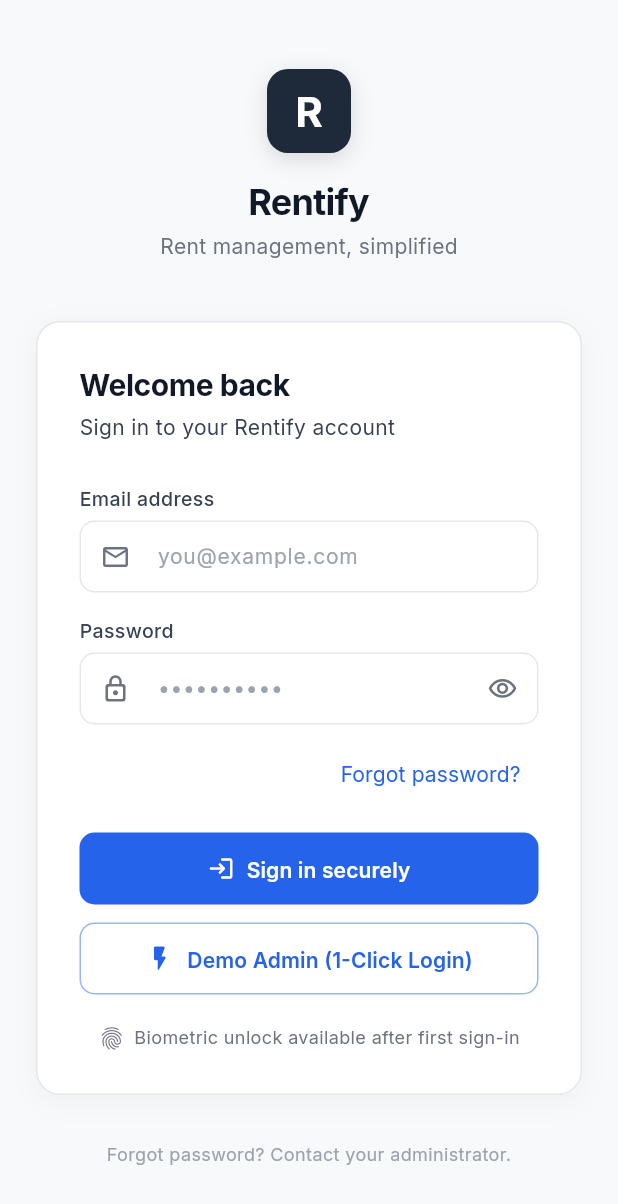
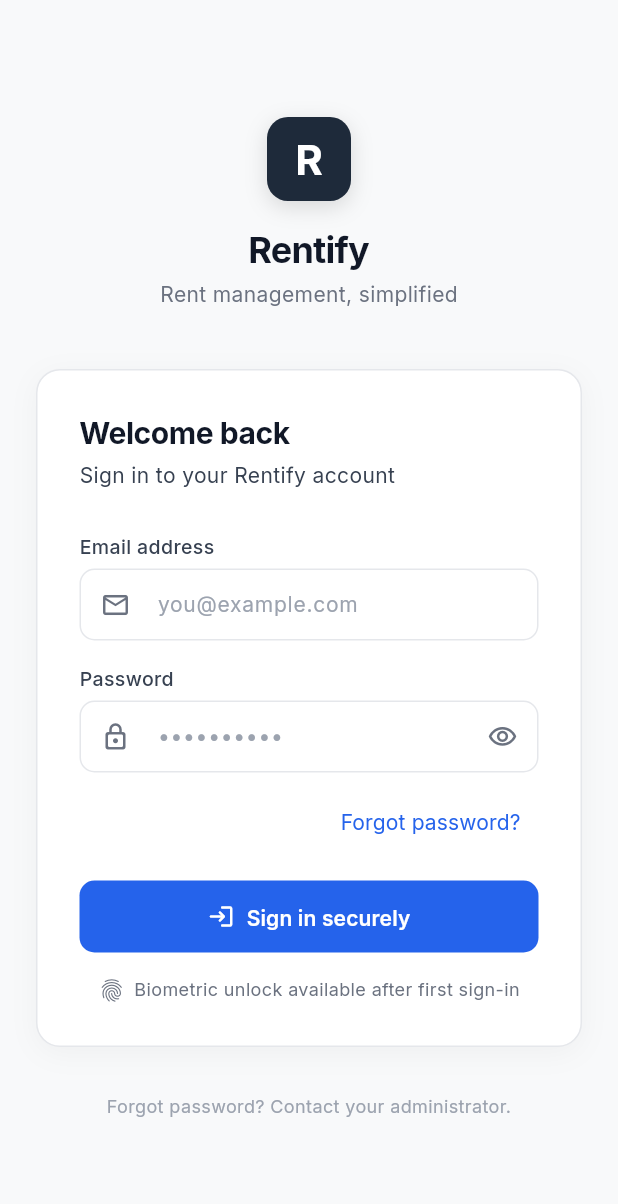
Before and after one commit to Sandeepsmile390/Rentify, a Flutter app: the screen it shows after launch, on a phone screen of 412 x 824 dp. Shown: the top 1204 px of the screen. Run offline on Flutter 3.47's test engine with Material 3 defaults, Android fonts, the light colour scheme and no system bars; our stand-ins replace flutter_riverpod, go_router, google_fonts, supabase_flutter; accounts and stored records are empty.

Commit message:
feat: remove demo login and connect dashboard and tenant directory to live Supabase

```diff
--- a/lib/features/auth/ui/login_screen.dart
+++ b/lib/features/auth/ui/login_screen.dart
@@ -103,12 +103,6 @@ class _LoginScreenState extends ConsumerState<LoginScreen>
     }
   }
 
-  void _quickDemoLogin() {
-    _emailController.text = 'admin@rentify.app';
-    _passwordController.text = 'RentifyAdmin@2026';
-    ref.read(demoAuthProvider.notifier).loginAsAdmin(email: 'admin@rentify.app');
-    context.go(Routes.adminDashboard);
-  }
 
   String _friendlyAuthError(String raw) {
     final lower = raw.toLowerCase();
@@ -245,30 +239,7 @@ class _LoginScreenState extends ConsumerState<LoginScreen>
                             icon: Icons.login_rounded,
                           ),
 
-                          const SizedBox(height: 12),
-
-                          // Quick Demo Admin button
-                          OutlinedButton.icon(
-                            style: OutlinedButton.styleFrom(
-                              minimumSize: const Size.fromHeight(48),
-                              side: BorderSide(color: AppColors.action.withAlpha(120)),
-                              shape: RoundedRectangleBorder(
-                                borderRadius: BorderRadius.circular(10),
-                              ),
-                            ),
-                            icon: const Icon(Icons.flash_on_rounded, color: AppColors.action, size: 20),
-                            label: Text(
-                              'Demo Admin (1-Click Login)',
-                              style: AppTextStyles.bodyMedium.copyWith(
-                                color: AppColors.action,
-                                fontWeight: FontWeight.w600,
-                              ),
-                            ),
-                            onPressed: _isLoading ? null : _quickDemoLogin,
-                          ),
-
-                          const SizedBox(height: 20),
-
+                          const SizedBox(height: 16),
                           // Biometric hint (shown only if possible)
                           const _BiometricHint(),
                         ],
```
Also changed, not shown: lib/features/dashboard/ui/admin_dashboard_screen.dart (+77 -9 lines), lib/features/tenants/ui/create_tenant_screen.dart (+25 -3 lines), lib/features/tenants/ui/tenant_directory_screen.dart (+31 -6 lines), public/assets/fonts/MaterialIcons-Regular.otf, 7 other files.
